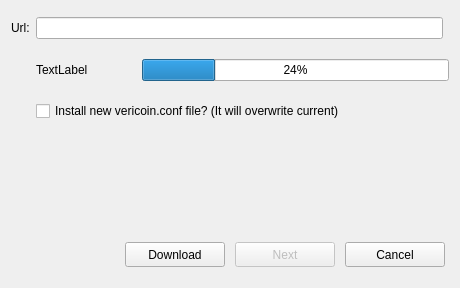
This is src/qt/forms/downloader.ui in VeriConomy/vericoin as Qt 5 draws it before an edit. The edited form follows.
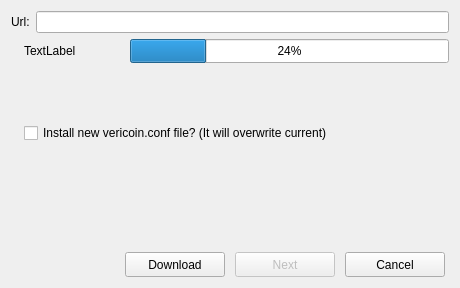
This is the edited form.

Commit message: ETA in downloader

What changed in the file:
```diff
--- a/src/qt/forms/downloader.ui
+++ b/src/qt/forms/downloader.ui
@@ -13,8 +13,184 @@
   <property name="windowTitle">
    <string>Downloader</string>
   </property>
-  <layout class="QGridLayout" name="gridLayout">
-   <item row="8" column="1" colspan="2">
+  <layout class="QVBoxLayout" name="verticalLayout_4">
+   <item>
+    <layout class="QHBoxLayout" name="horizontalLayout_2">
+     <item>
+      <widget class="QLabel" name="urlLabel">
+       <property name="text">
+        <string>Url:</string>
+       </property>
+      </widget>
+     </item>
+     <item>
+      <widget class="QLineEdit" name="urlEdit">
+       <property name="enabled">
+        <bool>true</bool>
+       </property>
+      </widget>
+     </item>
+    </layout>
+   </item>
+   <item>
+    <layout class="QHBoxLayout" name="horizontalLayout_5">
+     <item>
+      <spacer name="horizontalSpacer_2">
+       <property name="orientation">
+        <enum>Qt::Horizontal</enum>
+       </property>
+       <property name="sizeType">
+        <enum>QSizePolicy::Minimum</enum>
+       </property>
+       <property name="sizeHint" stdset="0">
+        <size>
+         <width>13</width>
+         <height>20</height>
+        </size>
+       </property>
+      </spacer>
+     </item>
+     <item>
+      <layout class="QVBoxLayout" name="verticalLayout_3">
+       <item>
+        <layout class="QHBoxLayout" name="horizontalLayout_4">
+         <item>
+          <layout class="QVBoxLayout" name="verticalLayout_2">
+           <item>
+            <widget class="QLabel" name="progressBarLabel">
+             <property name="sizePolicy">
+              <sizepolicy hsizetype="Preferred" vsizetype="Preferred">
+               <horstretch>0</horstretch>
+               <verstretch>0</verstretch>
+              </sizepolicy>
+             </property>
+             <property name="minimumSize">
+              <size>
+               <width>100</width>
+               <height>24</height>
+              </size>
+             </property>
+             <property name="maximumSize">
+              <size>
+               <width>16777215</width>
+               <height>24</height>
+              </size>
+             </property>
+             <property name="text">
+              <string>TextLabel</string>
+             </property>
+             <property name="alignment">
+              <set>Qt::AlignLeading|Qt::AlignLeft|Qt::AlignVCenter</set>
+             </property>
+             <property name="margin">
+              <number>0</number>
+             </property>
+            </widget>
+           </item>
+           <item>
+            <spacer name="verticalSpacer">
+             <property name="orientation">
+              <enum>Qt::Vertical</enum>
+             </property>
+             <property name="sizeType">
+              <enum>QSizePolicy::Expanding</enum>
+             </property>
+             <property name="sizeHint" stdset="0">
+              <size>
+               <width>20</width>
+               <height>0</height>
+              </size>
+             </property>
+            </spacer>
+           </item>
+          </layout>
+         </item>
+         <item>
+          <layout class="QVBoxLayout" name="verticalLayout">
+           <item>
+            <widget class="QProgressBar" name="progressBar">
+             <property name="minimumSize">
+              <size>
+               <width>0</width>
+               <height>24</height>
+              </size>
+             </property>
+             <property name="maximumSize">
+              <size>
+               <width>16777215</width>
+               <height>24</height>
+              </size>
+             </property>
+             <property name="value">
+              <number>24</number>
+             </property>
+             <property name="alignment">
+              <set>Qt::AlignLeading|Qt::AlignLeft|Qt::AlignTop</set>
+             </property>
+            </widget>
+           </item>
+           <item>
+            <layout class="QHBoxLayout" name="horizontalLayout">
+             <item>
+              <widget class="QLabel" name="downloadSpeedLabel">
+               <property name="text">
+                <string/>
+               </property>
+               <property name="alignment">
+                <set>Qt::AlignRight|Qt::AlignTrailing|Qt::AlignVCenter</set>
+               </property>
+              </widget>
+             </item>
+             <item>
+              <widget class="QLabel" name="remainTimeLabel">
+               <property name="text">
+                <string/>
+               </property>
+              </widget>
+             </item>
+            </layout>
+           </item>
+          </layout>
+         </item>
+        </layout>
+       </item>
+       <item>
+        <widget class="QCheckBox" name="confCheckBox">
+         <property name="text">
+          <string>Install new vericoin.conf file? (It will overwrite current)</string>
+         </property>
+        </widget>
+       </item>
+       <item>
+        <widget class="QLabel" name="statusLabel">
+         <property name="sizePolicy">
+          <sizepolicy hsizetype="Preferred" vsizetype="Fixed">
+           <horstretch>0</horstretch>
+           <verstretch>0</verstretch>
+          </sizepolicy>
+         </property>
+         <property name="minimumSize">
+          <size>
+           <width>0</width>
+           <height>90</height>
+          </size>
+         </property>
+         <property name="text">
+          <string/>
+         </property>
+         <property name="alignment">
+          <set>Qt::AlignLeading|Qt::AlignLeft|Qt::AlignTop</set>
+         </property>
+         <property name="wordWrap">
+          <bool>true</bool>
+         </property>
+        </widget>
+       </item>
+      </layout>
+     </item>
+    </layout>
+   </item>
+   <item>
     <layout class="QHBoxLayout" name="horizontalLayout_3">
      <property name="spacing">
       <number>10</number>
@@ -94,109 +270,6 @@
      </item>
     </layout>
    </item>
-   <item row="7" column="1" colspan="2">
-    <widget class="QLabel" name="statusLabel">
-     <property name="sizePolicy">
-      <sizepolicy hsizetype="Preferred" vsizetype="Fixed">
-       <horstretch>0</horstretch>
-       <verstretch>0</verstretch>
-      </sizepolicy>
-     </property>
-     <property name="minimumSize">
-      <size>
-       <width>0</width>
-       <height>90</height>
-      </size>
-     </property>
-     <property name="text">
-      <string/>
-     </property>
-     <property name="alignment">
-      <set>Qt::AlignLeading|Qt::AlignLeft|Qt::AlignTop</set>
-     </property>
-     <property name="wordWrap">
-      <bool>true</bool>
-     </property>
-    </widget>
-   </item>
-   <item row="5" column="1" colspan="2">
-    <layout class="QHBoxLayout" name="horizontalLayout_2">
-     <property name="sizeConstraint">
-      <enum>QLayout::SetFixedSize</enum>
-     </property>
-     <property name="topMargin">
-      <number>8</number>
-     </property>
-     <property name="bottomMargin">
-      <number>8</number>
-     </property>
-     <item>
-      <widget class="QLabel" name="progressBarLabel">
-       <property name="sizePolicy">
-        <sizepolicy hsizetype="Preferred" vsizetype="Preferred">
-         <horstretch>0</horstretch>
-         <verstretch>0</verstretch>
-        </sizepolicy>
-       </property>
-       <property name="minimumSize">
-        <size>
-         <width>100</width>
-         <height>0</height>
-        </size>
-       </property>
-       <property name="maximumSize">
-        <size>
-         <width>16777215</width>
-         <height>16777215</height>
-        </size>
-       </property>
-       <property name="text">
-        <string>TextLabel</string>
-       </property>
-       <property name="alignment">
-        <set>Qt::AlignLeading|Qt::AlignLeft|Qt::AlignVCenter</set>
-       </property>
-       <property name="margin">
-        <number>0</number>
-       </property>
-      </widget>
-     </item>
-     <item>
-      <widget class="QProgressBar" name="progressBar">
-       <property name="value">
-        <number>24</number>
-       </property>
-       <property name="alignment">
-        <set>Qt::AlignLeading|Qt::AlignLeft|Qt::AlignTop</set>
-       </property>
-      </widget>
-     </item>
-    </layout>
-   </item>
-   <item row="0" column="1">
-    <widget class="QLineEdit" name="urlEdit">
-     <property name="enabled">
-      <bool>true</bool>
-     </property>
-    </widget>
-   </item>
-   <item row="6" column="1">
-    <widget class="QCheckBox" name="confCheckBox">
-     <property name="text">
-      <string>Install new vericoin.conf file? (It will overwrite current)</string>
-     </property>
-     <property name="checked">
-      <bool>false</bool>
-     </property>
-    </widget>
-   </item>
-   <item row="0" column="0">
-    <widget class="QLabel" name="urlLabel">
-     <property name="text">
-      <string>Url:</string>
-     </property>
-    </widget>
-   </item>
   </layout>
  </widget>
  <layoutdefault spacing="6" margin="11"/>
```
The commit also changes 3 other files.
